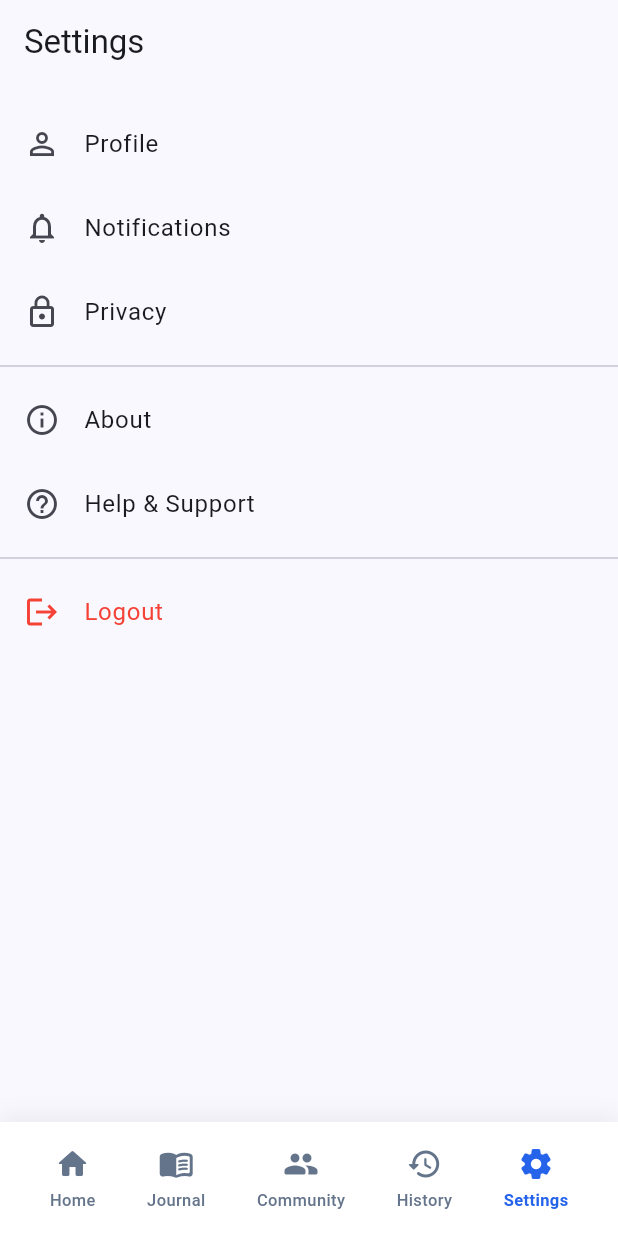
After one commit to arham6212/unhooked, a Flutter app: the SettingsScreen screen opened by its route, after a tap on "Profile", on a phone screen of 412 x 824 dp. The commit adds this screen. Run offline on Flutter 3.47's test engine with Material 3 defaults, Android fonts, the phone set to English and light mode, and no system bars; our stand-ins replace flutter_animate, flutter_riverpod, go_router, google_sign_in, supabase_flutter; accounts and stored records are empty.

Commit message:
Fixed the Navigation Part and implemented Go Router

```diff
--- /dev/null
+++ b/lib/features/community/presentation/screens/community_screen.dart
@@ -0,0 +1,22 @@
+import 'package:flutter/material.dart';
+import 'package:go_router/go_router.dart';
+
+class CommunityScreen extends StatelessWidget {
+  const CommunityScreen({super.key});
+
+  @override
+  Widget build(BuildContext context) {
+    return Scaffold(
+      appBar: AppBar(title: const Text('Community')),
+      body: Center(
+        child: ElevatedButton(
+          onPressed: () {
+            // 🔥 test nested navigation
+            context.push('/community/post/123');
+          },
+          child: const Text('Go to Post Details'),
+        ),
+      ),
+    );
+  }
+}
--- /dev/null
+++ b/lib/features/home/presentation/models/bottom_tab.dart
@@ -0,0 +1,14 @@
+import 'package:flutter/material.dart';
+
+enum BottomTab {
+  home(Icons.home_rounded, 'Home'),
+  journal(Icons.menu_book_rounded, 'Journal'),
+  community(Icons.people_rounded, 'Community'),
+  history(Icons.history_rounded, 'History'),
+  settings(Icons.settings_rounded, 'Settings');
+
+  final IconData icon;
+  final String label;
+
+  const BottomTab(this.icon, this.label);
+}
--- /dev/null
+++ b/lib/features/home/presentation/navigation/navigator_keys.dart
@@ -0,0 +1,11 @@
+import 'package:flutter/material.dart';
+
+import '../models/bottom_tab.dart';
+
+final navigatorKeys = {
+  BottomTab.home: GlobalKey<NavigatorState>(),
+  BottomTab.journal: GlobalKey<NavigatorState>(),
+  BottomTab.community: GlobalKey<NavigatorState>(),
+  BottomTab.history: GlobalKey<NavigatorState>(),
+  BottomTab.settings: GlobalKey<NavigatorState>(),
+};
--- a/lib/features/home/presentation/widgets/bottom_nav_bar.dart
+++ b/lib/features/home/presentation/widgets/bottom_nav_bar.dart
@@ -1,27 +1,22 @@
 import 'package:flutter/material.dart';
+
+import '../models/bottom_tab.dart';
 import 'home_constants.dart';
-import 'home_widgets.dart';
 
 class BottomNavBar extends StatelessWidget {
-  const BottomNavBar({super.key,
-    required this.selectedIndex,
+  const BottomNavBar({
+    super.key,
+    required this.selectedTab,
     required this.onTap,
   });
 
-  final int selectedIndex;
-  final ValueChanged<int> onTap;
+  final BottomTab selectedTab;
+  final ValueChanged<BottomTab> onTap;
 
   @override
   Widget build(BuildContext context) {
     final theme = Theme.of(context);
     final isDark = theme.brightness == Brightness.dark;
-    final items = [
-      (Icons.home_rounded, 'Home'),
-      (Icons.menu_book_rounded, 'Journal'),
-      (Icons.people_rounded, 'Community'),
-      (Icons.history_rounded, 'History'),
-      (Icons.settings_rounded, 'Settings'),
-    ];
 
     return Container(
       padding: EdgeInsets.only(
@@ -42,21 +37,20 @@ class BottomNavBar extends StatelessWidget {
       ),
       child: Row(
         mainAxisAlignment: MainAxisAlignment.spaceAround,
-        children: List.generate(
-          items.length,
-          (i) {
-            final (icon, label) = items[i];
-            final selected = i == selectedIndex;
+        children: BottomTab.values.map((tab) {
+          final selected = tab == selectedTab;
+
           return InkWell(
-              onTap: () => onTap(i),
+            onTap: () => onTap(tab),
             borderRadius: BorderRadius.circular(12),
             child: Padding(
-                padding: const EdgeInsets.symmetric(horizontal: 12, vertical: 8),
+              padding:
+              const EdgeInsets.symmetric(horizontal: 12, vertical: 8),
               child: Column(
                 mainAxisSize: MainAxisSize.min,
                 children: [
                   Icon(
-                      icon,
+                    tab.icon,
                     size: 24,
                     color: selected
                         ? kPrimaryStart
@@ -64,7 +58,7 @@ class BottomNavBar extends StatelessWidget {
                   ),
                   const SizedBox(height: 4),
                   Text(
-                      label,
+                    tab.label,
                     style: TextStyle(
                       fontSize: 11,
                       fontWeight:
@@ -78,8 +72,7 @@ class BottomNavBar extends StatelessWidget {
               ),
             ),
           );
-          },
-        ),
+        }).toList(), // ✅ IMPORTANT
       ),
     );
   }
--- /dev/null
+++ b/lib/features/journals/presentation/screens/journals_screen.dart
@@ -0,0 +1,18 @@
+import 'package:flutter/material.dart';
+
+class JournalScreen extends StatelessWidget {
+  const JournalScreen({super.key});
+
+  @override
+  Widget build(BuildContext context) {
+    return Scaffold(
+      appBar: AppBar(title: const Text('Journal')),
+      body: const Center(
+        child: Text(
+          'Journal Screen',
+          style: TextStyle(fontSize: 18),
+        ),
+      ),
+    );
+  }
+}
--- /dev/null
+++ b/lib/features/relapse_history/presentation/screens/relapse_history_screen.dart
@@ -0,0 +1,18 @@
+import 'package:flutter/material.dart';
+
+class HistoryScreen extends StatelessWidget {
+  const HistoryScreen({super.key});
+
+  @override
+  Widget build(BuildContext context) {
+    return Scaffold(
+      appBar: AppBar(title: const Text('History')),
+      body: const Center(
+        child: Text(
+          'History Screen',
+          style: TextStyle(fontSize: 18),
+        ),
+      ),
+    );
+  }
+}
--- /dev/null
+++ b/lib/features/settings/presentation/screens/settings_screen.dart
@@ -0,0 +1,77 @@
+import 'package:flutter/material.dart';
+import 'package:flutter_riverpod/flutter_riverpod.dart';
+import 'package:go_router/go_router.dart';
+
+import '../../../auth/presentation/providers/auth_provider.dart';
+
+class SettingsScreen extends ConsumerWidget {
+  const SettingsScreen({super.key});
+
+  @override
+  Widget build(BuildContext context, WidgetRef ref) {
+    return Scaffold(
+      appBar: AppBar(title: const Text('Settings')),
+      body: ListView(
+        children: [
+          const SizedBox(height: 12),
+
+          // 🔹 Profile
+          ListTile(
+            leading: const Icon(Icons.person_outline),
+            title: const Text('Profile'),
+            onTap: () {
+              // future navigation
+            },
+          ),
+
+          // 🔹 Notifications
+          ListTile(
+            leading: const Icon(Icons.notifications_none),
+            title: const Text('Notifications'),
+            onTap: () {},
+          ),
+
+          // 🔹 Privacy
+          ListTile(
+            leading: const Icon(Icons.lock_outline),
+            title: const Text('Privacy'),
+            onTap: () {},
+          ),
+
+          const Divider(),
+
+          // 🔹 About
+          ListTile(
+            leading: const Icon(Icons.info_outline),
+            title: const Text('About'),
+            onTap: () {},
+          ),
+
+          // 🔹 Help
+          ListTile(
+            leading: const Icon(Icons.help_outline),
+            title: const Text('Help & Support'),
+            onTap: () {},
+          ),
+
+          const Divider(),
+
+          // 🔥 Logout (IMPORTANT)
+          ListTile(
+            leading: const Icon(Icons.logout, color: Colors.red),
+            title: const Text(
+              'Logout',
+              style: TextStyle(color: Colors.red),
+            ),
+            onTap: () {
+              ref.read(authProvider.notifier).logout();
+
+              // 🔥 go_router navigation
+              context.go('/login');
+            },
+          ),
+        ],
+      ),
+    );
+  }
+}
--- a/pubspec.yaml
+++ b/pubspec.yaml
@@ -19,6 +19,7 @@ dependencies:
   supabase_flutter: ^2.12.0
 
   flutter_animate: ^4.5.2
+  go_router: ^17.1.0
 
 dev_dependencies:
   flutter_test:
```
Also changed, not shown: lib/features/auth/presentation/screens/auth_gate.dart (deleted, +0 -26 lines), lib/features/home/presentation/navigation/app_router.dart (added, +149 -0 lines), lib/features/home/presentation/navigation/tab_navigator.dart (added, +41 -0 lines), lib/features/home/presentation/providers/bottom_nav_providers.dart (added, +15 -0 lines), lib/features/home/presentation/screens/home_screen.dart (+16 -87 lines), lib/features/home/presentation/screens/home_screen_body.dart (added, +99 -0 lines), lib/main.dart (+12 -5 lines), pubspec.lock, 3 other files. Lines whose indentation alone changed are shown as unchanged.
